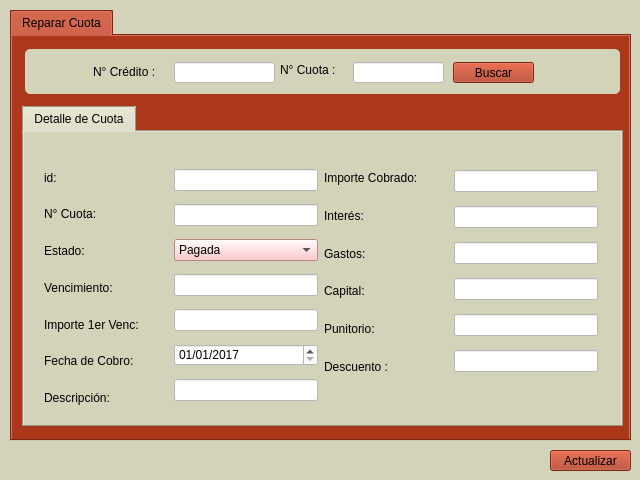
Qt form form_cuota_reparar.ui (blueautomatic/Slam_Sistema_creditos) before a commit.
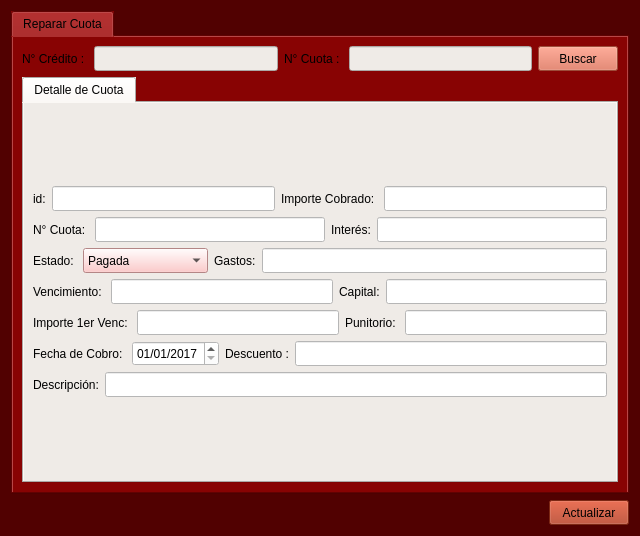
The same form after that commit. Icons and pictures are not drawn.

Diff of the .ui file:
```diff
--- a/form_cuota_reparar.ui
+++ b/form_cuota_reparar.ui
@@ -7,30 +7,24 @@
     <x>0</x>
     <y>0</y>
     <width>640</width>
-    <height>480</height>
+    <height>536</height>
    </rect>
   </property>
   <property name="windowTitle">
    <string>Reparar Cuota</string>
   </property>
   <property name="styleSheet">
-   <string notr="true">background-color: rgb(211, 211, 186);
-</string>
-  </property>
-  <widget class="QTabWidget" name="tabWidget">
-   <property name="geometry">
-    <rect>
-     <x>10</x>
-     <y>10</y>
-     <width>621</width>
-     <height>431</height>
-    </rect>
-   </property>
-   <property name="styleSheet">
-    <string notr="true">selection-background-color: rgb(255, 170, 127);
+   <string notr="true">font: 75 10pt &quot;KacstOne&quot;;
+selection-background-color: rgb(255, 170, 127);
 color: rgb(0, 0, 0);
-font: 10pt &quot;KacstOne&quot;;
-background-color: rgb(172, 55, 26);
+background-color: rgb(81, 1, 1);
+</string>
+  </property>
+  <layout class="QGridLayout" name="gridLayout_3">
+   <item row="0" column="0">
+    <widget class="QTabWidget" name="tabWidget">
+     <property name="styleSheet">
+      <string notr="true">background-color: rgba(136, 3, 3);
 
 </string>
    </property>
@@ -45,129 +39,107 @@
     <attribute name="title">
      <string>Reparar Cuota</string>
     </attribute>
-    <widget class="QGroupBox" name="groupBox">
-     <property name="geometry">
-      <rect>
-       <x>10</x>
-       <y>10</y>
-       <width>601</width>
-       <height>51</height>
-      </rect>
-     </property>
-     <property name="styleSheet">
-      <string notr="true">QGroupBox{
-background-color: rgb(211, 211, 186);
-border-style: solid;
-border-width: 3px;
-border-color: rgb(172, 55, 26);
-border-radius: 8px;
-}
-
-QLabel{
-background-color: rgb(239, 235, 231);
-}
-
-QLineEdit{
-background-color: rgb(255, 255, 255);
-}
-
-QTextEdit{
-background-color: rgb(255, 255, 255);
-}
-
-QComboBox{
-background-color: rgb(255, 255, 255);
-}
-
-QDateEdit{
-background-color: rgb(255, 255, 255);
-}</string>
-     </property>
-     <property name="title">
-      <string/>
-     </property>
+      <layout class="QGridLayout" name="gridLayout_2">
+       <item row="0" column="0">
+        <layout class="QHBoxLayout" name="horizontalLayout_8">
+         <item>
      <widget class="QLabel" name="label">
-      <property name="geometry">
-       <rect>
-        <x>71</x>
-        <y>18</y>
-        <width>81</width>
-        <height>16</height>
-       </rect>
-      </property>
       <property name="styleSheet">
-       <string notr="true">background-color: rgb(211, 211, 186);
-</string>
+            <string notr="true"/>
       </property>
       <property name="text">
        <string>N° Crédito : </string>
       </property>
      </widget>
+         </item>
+         <item>
+          <widget class="QLineEdit" name="lne_num_credito">
+           <property name="minimumSize">
+            <size>
+             <width>0</width>
+             <height>25</height>
+            </size>
+           </property>
+           <property name="maximumSize">
+            <size>
+             <width>16777215</width>
+             <height>25</height>
+            </size>
+           </property>
+           <property name="styleSheet">
+            <string notr="true">background-color: rgb(239, 235, 231);</string>
+           </property>
+          </widget>
+         </item>
+         <item>
      <widget class="QLabel" name="label_2">
-      <property name="geometry">
-       <rect>
-        <x>258</x>
-        <y>16</y>
-        <width>71</width>
-        <height>16</height>
-       </rect>
+           <property name="minimumSize">
+            <size>
+             <width>0</width>
+             <height>25</height>
+            </size>
+           </property>
+           <property name="maximumSize">
+            <size>
+             <width>16777215</width>
+             <height>25</height>
+            </size>
       </property>
       <property name="styleSheet">
-       <string notr="true">background-color: rgb(211, 211, 186);
-</string>
+            <string notr="true"/>
       </property>
       <property name="text">
        <string>N° Cuota : </string>
       </property>
      </widget>
-     <widget class="QLineEdit" name="lne_num_credito">
-      <property name="geometry">
-       <rect>
-        <x>152</x>
-        <y>16</y>
-        <width>101</width>
-        <height>21</height>
-       </rect>
-      </property>
-     </widget>
+         </item>
+         <item>
      <widget class="QLineEdit" name="lne_num_cuota">
-      <property name="geometry">
-       <rect>
-        <x>331</x>
-        <y>16</y>
-        <width>91</width>
-        <height>21</height>
-       </rect>
-      </property>
-     </widget>
+           <property name="minimumSize">
+            <size>
+             <width>0</width>
+             <height>25</height>
+            </size>
+           </property>
+           <property name="maximumSize">
+            <size>
+             <width>16777215</width>
+             <height>25</height>
+            </size>
+           </property>
+           <property name="styleSheet">
+            <string notr="true">background-color: rgb(239, 235, 231);</string>
+           </property>
+          </widget>
+         </item>
+         <item>
      <widget class="QPushButton" name="boton_buscar">
-      <property name="geometry">
-       <rect>
-        <x>431</x>
-        <y>16</y>
-        <width>81</width>
-        <height>21</height>
-       </rect>
+           <property name="minimumSize">
+            <size>
+             <width>0</width>
+             <height>25</height>
+            </size>
+           </property>
+           <property name="maximumSize">
+            <size>
+             <width>16777215</width>
+             <height>25</height>
+            </size>
+           </property>
+           <property name="styleSheet">
+            <string notr="true">background-color: rgb(219, 106, 80);</string>
       </property>
       <property name="text">
        <string>Buscar</string>
       </property>
      </widget>
-    </widget>
+         </item>
+        </layout>
+       </item>
+       <item row="1" column="0">
     <widget class="QTabWidget" name="tabWidget_2">
-     <property name="geometry">
-      <rect>
-       <x>10</x>
-       <y>70</y>
-       <width>601</width>
-       <height>321</height>
-      </rect>
-     </property>
      <property name="styleSheet">
-      <string notr="true">
-background-color: rgb(211, 211, 186);
-
-
+          <string notr="true">background-color: rgb(239, 235, 231);
 </string>
      </property>
      <property name="currentIndex">
@@ -177,27 +149,187 @@
       <attribute name="title">
        <string>Detalle de Cuota</string>
       </attribute>
-      <widget class="QWidget" name="layoutWidget">
-       <property name="geometry">
-        <rect>
-         <x>150</x>
-         <y>30</y>
-         <width>144</width>
-         <height>252</height>
-        </rect>
-       </property>
-       <layout class="QVBoxLayout" name="verticalLayout_2">
+          <layout class="QGridLayout" name="gridLayout">
+           <item row="0" column="0">
+            <layout class="QGridLayout" name="gridLayout_4">
+             <item row="0" column="0">
+              <layout class="QHBoxLayout" name="horizontalLayout">
+               <item>
+                <widget class="QLabel" name="label_9">
+                 <property name="minimumSize">
+                  <size>
+                   <width>0</width>
+                   <height>25</height>
+                  </size>
+                 </property>
+                 <property name="maximumSize">
+                  <size>
+                   <width>16777215</width>
+                   <height>25</height>
+                  </size>
+                 </property>
+                 <property name="text">
+                  <string>id:</string>
+                 </property>
+                </widget>
+               </item>
         <item>
          <widget class="QLineEdit" name="lne_id_cuota_reparar">
+                 <property name="minimumSize">
+                  <size>
+                   <width>0</width>
+                   <height>25</height>
+                  </size>
+                 </property>
+                 <property name="maximumSize">
+                  <size>
+                   <width>16777215</width>
+                   <height>25</height>
+                  </size>
+                 </property>
           <property name="styleSheet">
            <string notr="true">background-color: rgb(255, 255, 255);</string>
+                 </property>
+                </widget>
+               </item>
+               <item>
+                <widget class="QLabel" name="label_15">
+                 <property name="minimumSize">
+                  <size>
+                   <width>0</width>
+                   <height>25</height>
+                  </size>
+                 </property>
+                 <property name="maximumSize">
+                  <size>
+                   <width>16777215</width>
+                   <height>25</height>
+                  </size>
+                 </property>
+                 <property name="text">
+                  <string>Importe Cobrado: </string>
+                 </property>
+                </widget>
+               </item>
+               <item>
+                <widget class="QLineEdit" name="lne_cobrado_reparar">
+                 <property name="minimumSize">
+                  <size>
+                   <width>0</width>
+                   <height>25</height>
+                  </size>
+                 </property>
+                 <property name="maximumSize">
+                  <size>
+                   <width>16777215</width>
+                   <height>25</height>
+                  </size>
+                 </property>
+                 <property name="styleSheet">
+                  <string notr="true">background-color: rgb(255, 255, 255);</string>
+                 </property>
+                </widget>
+               </item>
+              </layout>
+             </item>
+             <item row="1" column="0">
+              <layout class="QHBoxLayout" name="horizontalLayout_2">
+               <item>
+                <widget class="QLabel" name="label_3">
+                 <property name="minimumSize">
+                  <size>
+                   <width>0</width>
+                   <height>25</height>
+                  </size>
+                 </property>
+                 <property name="maximumSize">
+                  <size>
+                   <width>16777215</width>
+                   <height>25</height>
+                  </size>
+                 </property>
+                 <property name="text">
+                  <string>N° Cuota: </string>
           </property>
          </widget>
         </item>
         <item>
          <widget class="QLineEdit" name="lne_nro_cuota_reparar">
+                 <property name="minimumSize">
+                  <size>
+                   <width>0</width>
+                   <height>25</height>
+                  </size>
+                 </property>
+                 <property name="maximumSize">
+                  <size>
+                   <width>16777215</width>
+                   <height>25</height>
+                  </size>
+                 </property>
           <property name="styleSheet">
            <string notr="true">background-color: rgb(255, 255, 255);</string>
+                 </property>
+                </widget>
+               </item>
+               <item>
+                <widget class="QLabel" name="label_5">
+                 <property name="minimumSize">
+                  <size>
+                   <width>0</width>
+                   <height>25</height>
+                  </size>
+                 </property>
+                 <property name="maximumSize">
+                  <size>
+                   <width>16777215</width>
+                   <height>25</height>
+                  </size>
+                 </property>
+                 <property name="text">
+                  <string>Interés:</string>
+                 </property>
+                </widget>
+               </item>
+               <item>
+                <widget class="QLineEdit" name="lne_interes_reparar">
+                 <property name="minimumSize">
+                  <size>
+                   <width>0</width>
+                   <height>25</height>
+                  </size>
+                 </property>
+                 <property name="maximumSize">
+                  <size>
+                   <width>16777215</width>
+                   <height>25</height>
+                  </size>
+                 </property>
+                 <property name="styleSheet">
+                  <string notr="true">background-color: rgb(255, 255, 255);</string>
+                 </property>
+                </widget>
+               </item>
+              </layout>
+             </item>
+             <item row="2" column="0">
+              <layout class="QHBoxLayout" name="horizontalLayout_3">
+               <item>
+                <widget class="QLabel" name="label_13">
+                 <property name="minimumSize">
+                  <size>
+                   <width>0</width>
+                   <height>25</height>
+                  </size>
+                 </property>
+                 <property name="maximumSize">
+                  <size>
+                   <width>16777215</width>
+                   <height>25</height>
+                  </size>
+                 </property>
+                 <property name="text">
+                  <string>Estado: </string>
           </property>
          </widget>
         </item>
@@ -206,6 +338,18 @@
           <property name="enabled">
            <bool>true</bool>
           </property>
+                 <property name="minimumSize">
+                  <size>
+                   <width>0</width>
+                   <height>25</height>
+                  </size>
+                 </property>
+                 <property name="maximumSize">
+                  <size>
+                   <width>16777215</width>
+                   <height>25</height>
+                  </size>
+                 </property>
           <property name="styleSheet">
            <string notr="true">background-color: rgb(252, 188, 188);</string>
           </property>
@@ -262,24 +406,243 @@
          </widget>
         </item>
         <item>
+                <widget class="QLabel" name="label_6">
+                 <property name="minimumSize">
+                  <size>
+                   <width>0</width>
+                   <height>25</height>
+                  </size>
+                 </property>
+                 <property name="maximumSize">
+                  <size>
+                   <width>16777215</width>
+                   <height>25</height>
+                  </size>
+                 </property>
+                 <property name="text">
+                  <string>Gastos:</string>
+                 </property>
+                </widget>
+               </item>
+               <item>
+                <widget class="QLineEdit" name="lne_gastos_reparar">
+                 <property name="minimumSize">
+                  <size>
+                   <width>0</width>
+                   <height>25</height>
+                  </size>
+                 </property>
+                 <property name="maximumSize">
+                  <size>
+                   <width>16777215</width>
+                   <height>25</height>
+                  </size>
+                 </property>
+                 <property name="styleSheet">
+                  <string notr="true">background-color: rgb(255, 255, 255);</string>
+                 </property>
+                </widget>
+               </item>
+              </layout>
+             </item>
+             <item row="3" column="0">
+              <layout class="QHBoxLayout" name="horizontalLayout_4">
+               <item>
+                <widget class="QLabel" name="label_12">
+                 <property name="minimumSize">
+                  <size>
+                   <width>0</width>
+                   <height>25</height>
+                  </size>
+                 </property>
+                 <property name="maximumSize">
+                  <size>
+                   <width>16777215</width>
+                   <height>25</height>
+                  </size>
+                 </property>
+                 <property name="text">
+                  <string>Vencimiento: </string>
+                 </property>
+                </widget>
+               </item>
+               <item>
          <widget class="QLineEdit" name="lne_venc_reparar">
           <property name="enabled">
            <bool>false</bool>
           </property>
+                 <property name="minimumSize">
+                  <size>
+                   <width>0</width>
+                   <height>25</height>
+                  </size>
+                 </property>
+                 <property name="maximumSize">
+                  <size>
+                   <width>16777215</width>
+                   <height>25</height>
+                  </size>
+                 </property>
           <property name="styleSheet">
            <string notr="true">background-color: rgb(255, 255, 255);</string>
+                 </property>
+                </widget>
+               </item>
+               <item>
+                <widget class="QLabel" name="label_4">
+                 <property name="minimumSize">
+                  <size>
+                   <width>0</width>
+                   <height>25</height>
+                  </size>
+                 </property>
+                 <property name="maximumSize">
+                  <size>
+                   <width>16777215</width>
+                   <height>25</height>
+                  </size>
+                 </property>
+                 <property name="text">
+                  <string>Capital:</string>
+                 </property>
+                </widget>
+               </item>
+               <item>
+                <widget class="QLineEdit" name="lne_capital_reparar">
+                 <property name="minimumSize">
+                  <size>
+                   <width>0</width>
+                   <height>25</height>
+                  </size>
+                 </property>
+                 <property name="maximumSize">
+                  <size>
+                   <width>16777215</width>
+                   <height>25</height>
+                  </size>
+                 </property>
+                 <property name="styleSheet">
+                  <string notr="true">background-color: rgb(255, 255, 255);</string>
+                 </property>
+                </widget>
+               </item>
+              </layout>
+             </item>
+             <item row="4" column="0">
+              <layout class="QHBoxLayout" name="horizontalLayout_5">
+               <item>
+                <widget class="QLabel" name="label_11">
+                 <property name="minimumSize">
+                  <size>
+                   <width>0</width>
+                   <height>25</height>
+                  </size>
+                 </property>
+                 <property name="maximumSize">
+                  <size>
+                   <width>16777215</width>
+                   <height>25</height>
+                  </size>
+                 </property>
+                 <property name="text">
+                  <string>Importe 1er Venc: </string>
           </property>
          </widget>
         </item>
         <item>
          <widget class="QLineEdit" name="lne_importe_cuota_reparar">
+                 <property name="minimumSize">
+                  <size>
+                   <width>0</width>
+                   <height>25</height>
+                  </size>
+                 </property>
+                 <property name="maximumSize">
+                  <size>
+                   <width>16777215</width>
+                   <height>25</height>
+                  </size>
+                 </property>
           <property name="styleSheet">
            <string notr="true">background-color: rgb(255, 255, 255);</string>
+                 </property>
+                </widget>
+               </item>
+               <item>
+                <widget class="QLabel" name="label_16">
+                 <property name="minimumSize">
+                  <size>
+                   <width>0</width>
+                   <height>25</height>
+                  </size>
+                 </property>
+                 <property name="maximumSize">
+                  <size>
+                   <width>16777215</width>
+                   <height>25</height>
+                  </size>
+                 </property>
+                 <property name="text">
+                  <string>Punitorio: </string>
+                 </property>
+                </widget>
+               </item>
+               <item>
+                <widget class="QLineEdit" name="lne_punitorio_reparar">
+                 <property name="minimumSize">
+                  <size>
+                   <width>0</width>
+                   <height>25</height>
+                  </size>
+                 </property>
+                 <property name="maximumSize">
+                  <size>
+                   <width>16777215</width>
+                   <height>25</height>
+                  </size>
+                 </property>
+                 <property name="styleSheet">
+                  <string notr="true">background-color: rgb(255, 255, 255);</string>
+                 </property>
+                </widget>
+               </item>
+              </layout>
+             </item>
+             <item row="5" column="0">
+              <layout class="QHBoxLayout" name="horizontalLayout_6">
+               <item>
+                <widget class="QLabel" name="label_17">
+                 <property name="minimumSize">
+                  <size>
+                   <width>0</width>
+                   <height>25</height>
+                  </size>
+                 </property>
+                 <property name="maximumSize">
+                  <size>
+                   <width>16777215</width>
+                   <height>25</height>
+                  </size>
+                 </property>
+                 <property name="text">
+                  <string>Fecha de Cobro: </string>
           </property>
          </widget>
         </item>
         <item>
          <widget class="QDateEdit" name="dte_fecha_cobro">
+                 <property name="minimumSize">
+                  <size>
+                   <width>0</width>
+                   <height>25</height>
+                  </size>
+                 </property>
+                 <property name="maximumSize">
+                  <size>
+                   <width>16777215</width>
+                   <height>25</height>
+                  </size>
+                 </property>
           <property name="styleSheet">
            <string notr="true">background-color: rgb(255, 255, 255);</string>
           </property>
@@ -296,195 +659,98 @@
          </widget>
         </item>
         <item>
-         <widget class="QLineEdit" name="lne_descripcion_reparar">
-          <property name="styleSheet">
-           <string notr="true">background-color: rgb(255, 255, 255);</string>
-          </property>
-         </widget>
-        </item>
-       </layout>
-      </widget>
-      <widget class="QWidget" name="layoutWidget_2">
-       <property name="geometry">
-        <rect>
-         <x>300</x>
-         <y>30</y>
-         <width>120</width>
-         <height>221</height>
-        </rect>
-       </property>
-       <layout class="QVBoxLayout" name="verticalLayout_3">
-        <item>
-         <widget class="QLabel" name="label_15">
-          <property name="text">
-           <string>Importe Cobrado: </string>
-          </property>
-         </widget>
-        </item>
-        <item>
-         <widget class="QLabel" name="label_5">
-          <property name="text">
-           <string>Interés:</string>
-          </property>
-         </widget>
-        </item>
-        <item>
-         <widget class="QLabel" name="label_6">
-          <property name="text">
-           <string>Gastos:</string>
-          </property>
-         </widget>
-        </item>
-        <item>
-         <widget class="QLabel" name="label_4">
-          <property name="text">
-           <string>Capital:</string>
-          </property>
-         </widget>
-        </item>
-        <item>
-         <widget class="QLabel" name="label_16">
-          <property name="text">
-           <string>Punitorio: </string>
-          </property>
-         </widget>
-        </item>
-        <item>
          <widget class="QLabel" name="label_18">
           <property name="text">
            <string>Descuento :</string>
           </property>
          </widget>
         </item>
-       </layout>
-      </widget>
-      <widget class="QWidget" name="layoutWidget_3">
-       <property name="geometry">
-        <rect>
-         <x>20</x>
-         <y>30</y>
-         <width>121</width>
-         <height>251</height>
-        </rect>
-       </property>
-       <layout class="QVBoxLayout" name="verticalLayout">
-        <item>
-         <widget class="QLabel" name="label_9">
-          <property name="text">
-           <string>id:</string>
-          </property>
-         </widget>
-        </item>
-        <item>
-         <widget class="QLabel" name="label_3">
-          <property name="text">
-           <string>N° Cuota: </string>
-          </property>
-         </widget>
-        </item>
-        <item>
-         <widget class="QLabel" name="label_13">
-          <property name="text">
-           <string>Estado: </string>
-          </property>
-         </widget>
-        </item>
-        <item>
-         <widget class="QLabel" name="label_12">
-          <property name="text">
-           <string>Vencimiento: </string>
-          </property>
-         </widget>
-        </item>
-        <item>
-         <widget class="QLabel" name="label_11">
-          <property name="text">
-           <string>Importe 1er Venc: </string>
-          </property>
-         </widget>
-        </item>
-        <item>
-         <widget class="QLabel" name="label_17">
-          <property name="text">
-           <string>Fecha de Cobro: </string>
-          </property>
-         </widget>
-        </item>
+               <item>
+                <widget class="QLineEdit" name="lne_descuento_reparar">
+                 <property name="minimumSize">
+                  <size>
+                   <width>0</width>
+                   <height>25</height>
+                  </size>
+                 </property>
+                 <property name="maximumSize">
+                  <size>
+                   <width>16777215</width>
+                   <height>25</height>
+                  </size>
+                 </property>
+                 <property name="styleSheet">
+                  <string notr="true">background-color: rgb(255, 255, 255);</string>
+                 </property>
+                </widget>
+               </item>
+              </layout>
+             </item>
+             <item row="6" column="0">
+              <layout class="QHBoxLayout" name="horizontalLayout_7">
         <item>
          <widget class="QLabel" name="label_8">
+                 <property name="minimumSize">
+                  <size>
+                   <width>0</width>
+                   <height>25</height>
+                  </size>
+                 </property>
+                 <property name="maximumSize">
+                  <size>
+                   <width>16777215</width>
+                   <height>25</height>
+                  </size>
+                 </property>
           <property name="text">
            <string>Descripción:</string>
           </property>
          </widget>
         </item>
-       </layout>
-      </widget>
-      <widget class="QWidget" name="layoutWidget_4">
-       <property name="geometry">
-        <rect>
-         <x>430</x>
-         <y>30</y>
-         <width>144</width>
-         <height>220</height>
-        </rect>
-       </property>
-       <layout class="QVBoxLayout" name="verticalLayout_4">
         <item>
-         <widget class="QLineEdit" name="lne_cobrado_reparar">
-          <property name="styleSheet">
-           <string notr="true">background-color: rgb(255, 255, 255);</string>
-          </property>
-         </widget>
-        </item>
-        <item>
-         <widget class="QLineEdit" name="lne_interes_reparar">
-          <property name="styleSheet">
-           <string notr="true">background-color: rgb(255, 255, 255);</string>
-          </property>
-         </widget>
-        </item>
-        <item>
-         <widget class="QLineEdit" name="lne_gastos_reparar">
+                <widget class="QLineEdit" name="lne_descripcion_reparar">
+                 <property name="minimumSize">
+                  <size>
+                   <width>0</width>
+                   <height>25</height>
+                  </size>
+                 </property>
+                 <property name="maximumSize">
+                  <size>
+                   <width>16777215</width>
+                   <height>25</height>
+                  </size>
+                 </property>
           <property name="styleSheet">
            <string notr="true">background-color: rgb(255, 255, 255);</string>
           </property>
          </widget>
         </item>
-        <item>
-         <widget class="QLineEdit" name="lne_capital_reparar">
-          <property name="styleSheet">
-           <string notr="true">background-color: rgb(255, 255, 255);</string>
-          </property>
-         </widget>
-        </item>
-        <item>
-         <widget class="QLineEdit" name="lne_punitorio_reparar">
-          <property name="styleSheet">
-           <string notr="true">background-color: rgb(255, 255, 255);</string>
-          </property>
-         </widget>
-        </item>
-        <item>
-         <widget class="QLineEdit" name="lne_descuento_reparar">
-          <property name="styleSheet">
-           <string notr="true">background-color: rgb(255, 255, 255);</string>
-          </property>
+              </layout>
+             </item>
+            </layout>
+           </item>
+          </layout>
          </widget>
+        </widget>
         </item>
        </layout>
       </widget>
      </widget>
-    </widget>
-   </widget>
-  </widget>
+   </item>
+   <item row="1" column="0" alignment="Qt::AlignRight">
   <widget class="QPushButton" name="boton_actualizar">
-   <property name="geometry">
-    <rect>
-     <x>550</x>
-     <y>450</y>
-     <width>81</width>
-     <height>21</height>
-    </rect>
+     <property name="minimumSize">
+      <size>
+       <width>0</width>
+       <height>25</height>
+      </size>
+     </property>
+     <property name="maximumSize">
+      <size>
+       <width>16777215</width>
+       <height>25</height>
+      </size>
    </property>
    <property name="styleSheet">
     <string notr="true">background-color: rgb(172, 55, 26);</string>
@@ -493,6 +759,8 @@
     <string>Actualizar</string>
    </property>
   </widget>
+   </item>
+  </layout>
  </widget>
  <tabstops>
   <tabstop>lne_num_credito</tabstop>
```
Left out of the diff: 3 changed lines with no effect on the pictures. Lines whose indentation alone changed are shown as unchanged.
